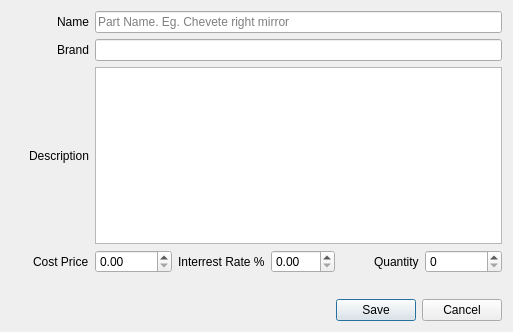
Qt form Stock_Add_Part.ui (bedi1982/Oficina) before a commit.
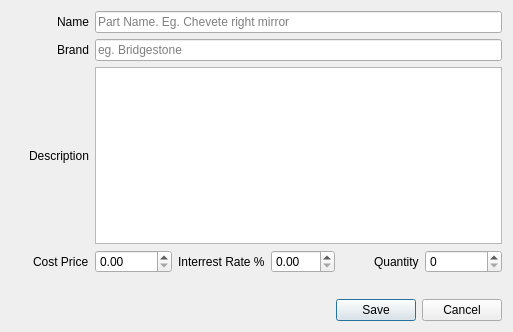
The same form after that commit. Icons and pictures are not drawn.

Patch:
```diff
--- a/Stock_Add_Part.ui
+++ b/Stock_Add_Part.ui
@@ -140,7 +140,11 @@
     </widget>
    </item>
    <item row="1" column="1" colspan="5">
-    <widget class="QLineEdit" name="line_Brand"/>
+    <widget class="QLineEdit" name="line_Brand">
+     <property name="placeholderText">
+      <string>eg. Bridgestone</string>
+     </property>
+    </widget>
    </item>
    <item row="1" column="0" alignment="Qt::AlignRight">
     <widget class="QLabel" name="lbl_Brand">
```
